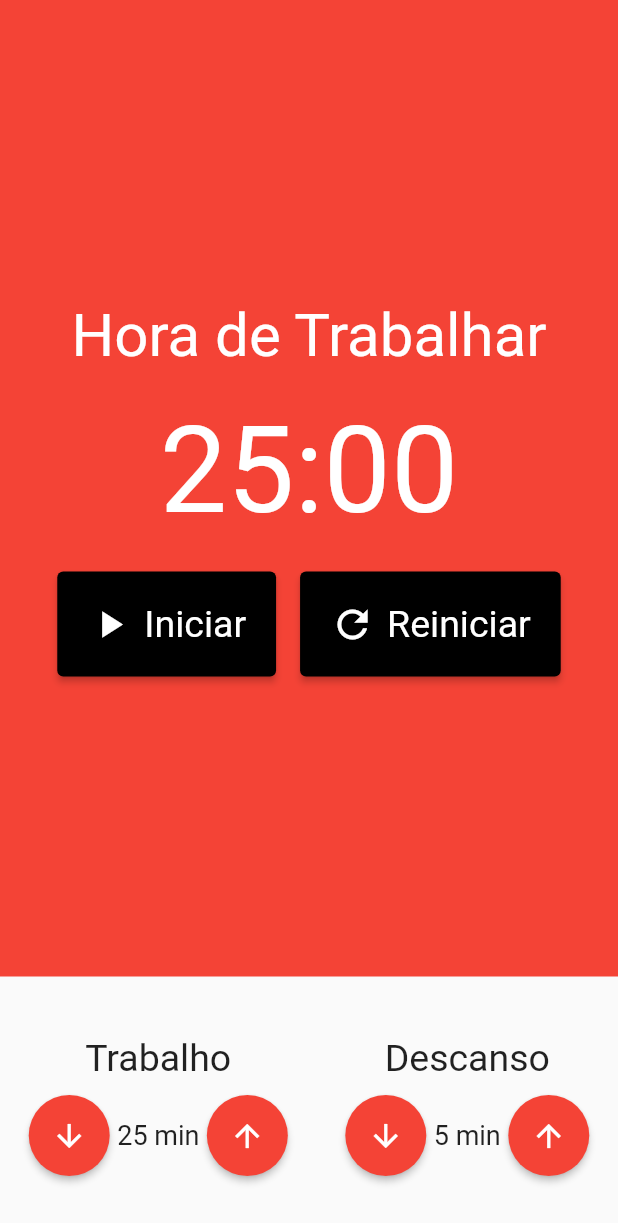
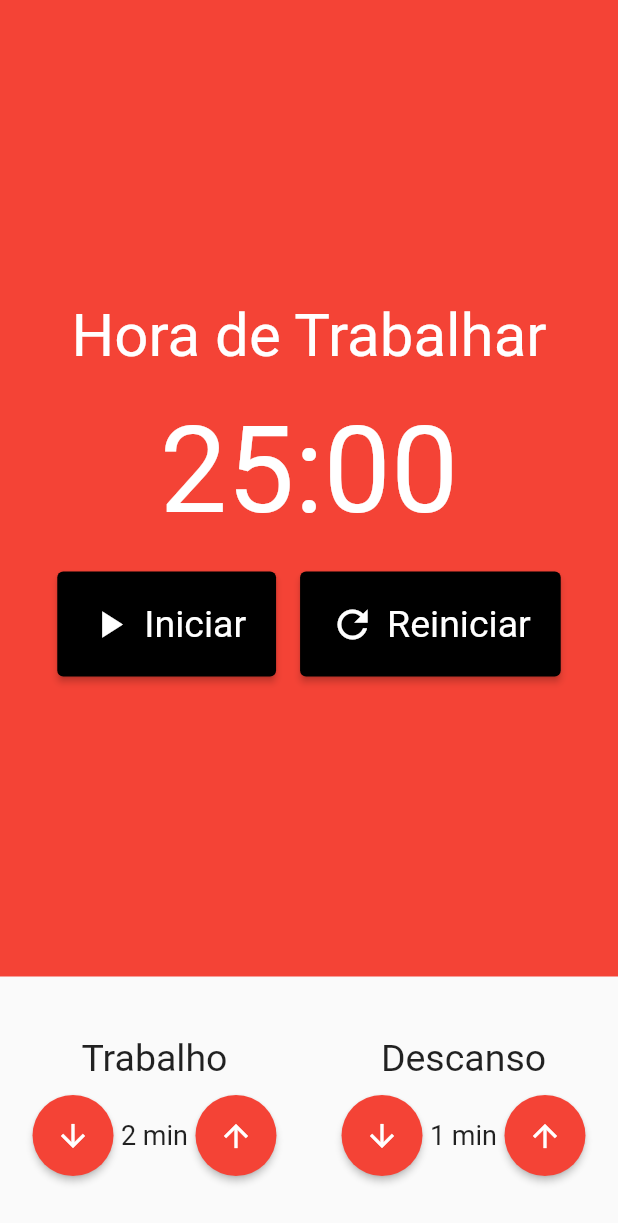
Before and after one commit to devguusta/pomodoro, a Flutter app: the screen it shows after launch, on a phone screen of 412 x 824 dp. Shown: the top 1223 px of the screen. Run offline on Flutter 3.47's test engine with Material 2 defaults, Android fonts, the phone set to English and light mode, and no system bars; our stand-ins replace flutter_mobx, mobx; generated files the repository leaves out were written again.

Commit message:
adiciona observer na pagina pomodoro

```diff
--- a/lib/components/timeIn.dart
+++ b/lib/components/timeIn.dart
@@ -3,10 +3,14 @@ import 'package:flutter/material.dart';
 class TimeIn extends StatelessWidget {
  final int value;
  final String title;
+ final void Function()? inc;
+ final void Function()? dec;
   const TimeIn({
     Key? key,
     required this.value,
     required this.title,
+    this.inc,
+    this.dec,
   }) : super(key: key);
 
   @override
@@ -25,7 +29,7 @@ class TimeIn extends StatelessWidget {
               padding: EdgeInsets.all(15),
               primary: Colors.red,
             ),
-            onPressed: (){},
+            onPressed: this.dec,
             child: Icon(Icons.arrow_downward, color: Colors.white)
           ),
            Text('${this.value} min', style: TextStyle(fontSize: 18,)),
@@ -35,7 +39,7 @@ class TimeIn extends StatelessWidget {
               padding: EdgeInsets.all(15),
               primary: Colors.red,
             ),
-            onPressed: (){},
+            onPressed: this.inc,
             child: Icon(Icons.arrow_upward, color: Colors.white)
           ),
           ],
--- a/lib/main.dart
+++ b/lib/main.dart
@@ -2,6 +2,8 @@ import 'package:flutter/material.dart';
 import 'package:flutter_mobx/flutter_mobx.dart';
 import 'package:mobx1/pages/pomodoro.dart';
 import 'package:mobx1/store/contador.store.dart';
+import 'package:mobx1/store/pomodoro.store.dart';
+import 'package:provider/provider.dart';
 
 void main() {
   runApp(MyApp());
@@ -11,7 +13,13 @@ class MyApp extends StatelessWidget {
   // This widget is the root of your application.
   @override
   Widget build(BuildContext context) {
-    return MaterialApp(
+    return MultiProvider(
+      providers: [
+        Provider<PomodoroStore>(
+          create: (_) => PomodoroStore(),
+        )
+      ],
+      child: MaterialApp(
         title: 'Flutter Demo',
         theme: ThemeData(
           // This is the theme of your application.
@@ -26,6 +34,7 @@ class MyApp extends StatelessWidget {
           primarySwatch: Colors.blue,
         ),
         home: Pomodoro(),
+      ),
     );
   }
 }
--- a/lib/pages/pomodoro.dart
+++ b/lib/pages/pomodoro.dart
@@ -1,12 +1,17 @@
 import 'package:flutter/material.dart';
+import 'package:flutter_mobx/flutter_mobx.dart';
 import 'package:mobx1/components/timeIn.dart';
 import 'package:mobx1/components/timer.dart';
+import 'package:mobx1/store/pomodoro.store.dart';
+import 'package:provider/provider.dart';
+
 
 class Pomodoro extends StatelessWidget {
   const Pomodoro({Key? key}) : super(key: key);
 
   @override
   Widget build(BuildContext context) {
+    final store = Provider.of<PomodoroStore>(context);
     return Scaffold(
       body: Column(
         crossAxisAlignment: CrossAxisAlignment.stretch,
@@ -14,14 +19,25 @@ class Pomodoro extends StatelessWidget {
           Expanded(child: Time()),
           Padding(
             padding: const EdgeInsets.symmetric(vertical: 40.0),
-           child: Row(
+            child: Observer(builder: (_) {
+              return Row(
                 mainAxisAlignment: MainAxisAlignment.spaceAround,
                 children: [
-
-            TimeIn(value: 25, title: 'Trabalho'),
-            TimeIn(value: 5, title: 'Descanso'),
+                  TimeIn(
+                    value: store.timeWork,
+                    title: 'Trabalho',
+                    inc: store.incrementTimeWork,
+                    dec: store.decrementTimeWork,
+                  ),
+                  TimeIn(
+                    value: store.timeRest,
+                    title: 'Descanso',
+                    inc: store.incrementTimeRest,
+                    dec: store.decrementTimeRest,
+                  ),
                 ],
-           ),
+              );
+            }),
           ),
         ],
       ),
--- a/lib/store/pomodo.store.dart
+++ b/lib/store/pomodoro.store.dart
@@ -1,9 +1,9 @@
 import 'package:mobx/mobx.dart';
-part 'pomodo.store.g.dart';
+part 'pomodoro.store.g.dart';
 
-class Pomodoro = _PomodoroBase with _$Pomodoro;
+class PomodoroStore = _PomodoroStoreBase with _$PomodoroStore;
 
-abstract class _PomodoroBase with Store {
+abstract class _PomodoroStoreBase with Store {
   @observable
   int timeWork = 2;
 
```
Also changed, not shown: lib/store/pomodoro.store.g.dart. Lines whose indentation alone changed are shown as unchanged.
